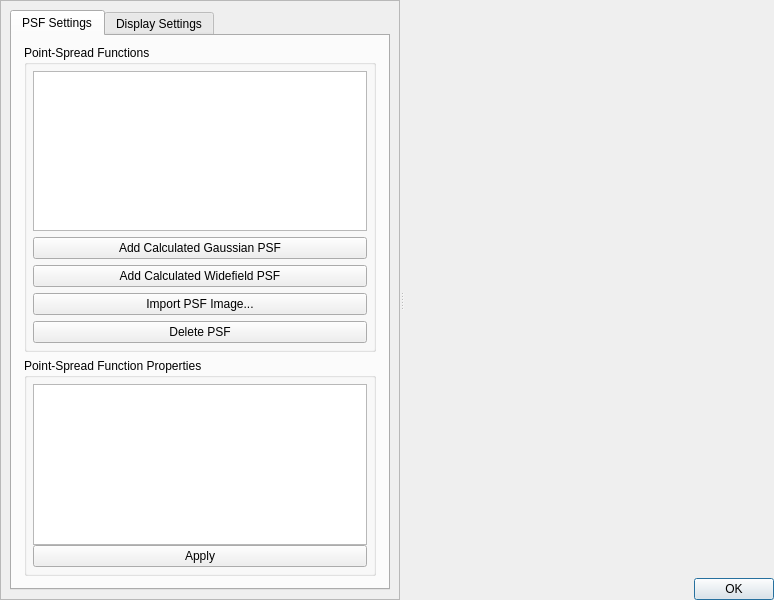
Old version of the form apps/MicroscopeSimulator/PSFEditorDialog.ui in the repository CISMM/MicroscopeSimulator2.
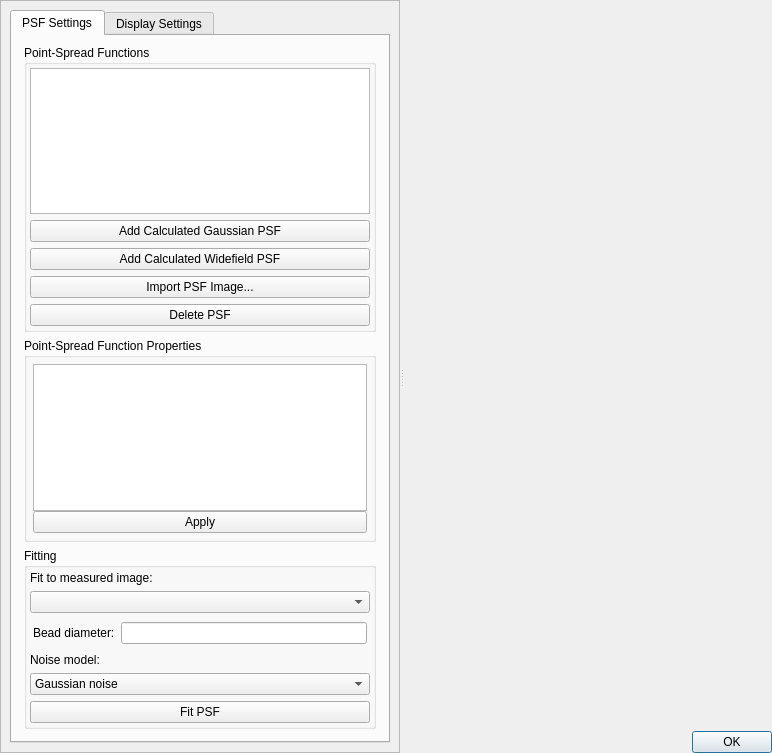
New version of the form. Custom widgets are drawn as their Qt base class.

Commit message: Gave better names to some GUI widgets.

The edit to the form file:
```diff
--- a/apps/MicroscopeSimulator/PSFEditorDialog.ui
+++ b/apps/MicroscopeSimulator/PSFEditorDialog.ui
@@ -6,8 +6,8 @@
    <rect>
     <x>0</x>
     <y>0</y>
-    <width>774</width>
-    <height>600</height>
+    <width>772</width>
+    <height>753</height>
    </rect>
   </property>
   <property name="windowTitle">
@@ -53,7 +53,7 @@
             <x>0</x>
             <y>0</y>
             <width>396</width>
-            <height>596</height>
+            <height>749</height>
            </rect>
           </property>
           <layout class="QVBoxLayout" name="verticalLayout_12">
@@ -95,7 +95,7 @@
                  </property>
                  <layout class="QVBoxLayout" name="verticalLayout_3">
                   <property name="margin">
-                   <number>6</number>
+                   <number>3</number>
                   </property>
                   <item>
                    <widget class="QListView" name="gui_PSFListView"/>
@@ -202,6 +202,75 @@
                  </layout>
                 </widget>
                </item>
+               <item>
+                <widget class="QGroupBox" name="gui_FittingGroupBox">
+                 <property name="title">
+                  <string>Fitting</string>
+                 </property>
+                 <layout class="QVBoxLayout" name="verticalLayout_6">
+                  <property name="margin">
+                   <number>3</number>
+                  </property>
+                  <item>
+                   <widget class="QLabel" name="gui_MeasuredImageLabel">
+                    <property name="text">
+                     <string>Fit to measured image:</string>
+                    </property>
+                   </widget>
+                  </item>
+                  <item>
+                   <widget class="QComboBox" name="gui_MeasuredImageComboBox"/>
+                  </item>
+                  <item>
+                   <widget class="QWidget" name="gui_BeadDiameterWidget" native="true">
+                    <layout class="QHBoxLayout" name="horizontalLayout_7">
+                     <property name="margin">
+                      <number>3</number>
+                     </property>
+                     <item>
+                      <widget class="QLabel" name="gui_BeadDiameterLabel">
+                       <property name="text">
+                        <string>Bead diameter:</string>
+                       </property>
+                      </widget>
+                     </item>
+                     <item>
+                      <widget class="QLineEdit" name="gui_BeadDiameterEdit"/>
+                     </item>
+                    </layout>
+                   </widget>
+                  </item>
+                  <item>
+                   <widget class="QLabel" name="gui_NoiseModelLabel">
+                    <property name="text">
+                     <string>Noise model:</string>
+                    </property>
+                   </widget>
+                  </item>
+                  <item>
+                   <widget class="QComboBox" name="gui_NoiseModelComboBox">
+                    <item>
+                     <property name="text">
+                      <string>Gaussian noise</string>
+                     </property>
+                    </item>
+                    <item>
+                     <property name="text">
+                      <string>Poisson noise</string>
+                     </property>
+                    </item>
+                   </widget>
+                  </item>
+                  <item>
+                   <widget class="QPushButton" name="gui_FitPSFButton">
+                    <property name="text">
+                     <string>Fit PSF</string>
+                    </property>
+                   </widget>
+                  </item>
+                 </layout>
+                </widget>
+               </item>
               </layout>
               <zorder>gui_PSFPropertiesGroupBox</zorder>
               <zorder>gui_PSFListGroupBox</zorder>
```
Left out of the diff: 2 changed lines with no effect on the pictures.
